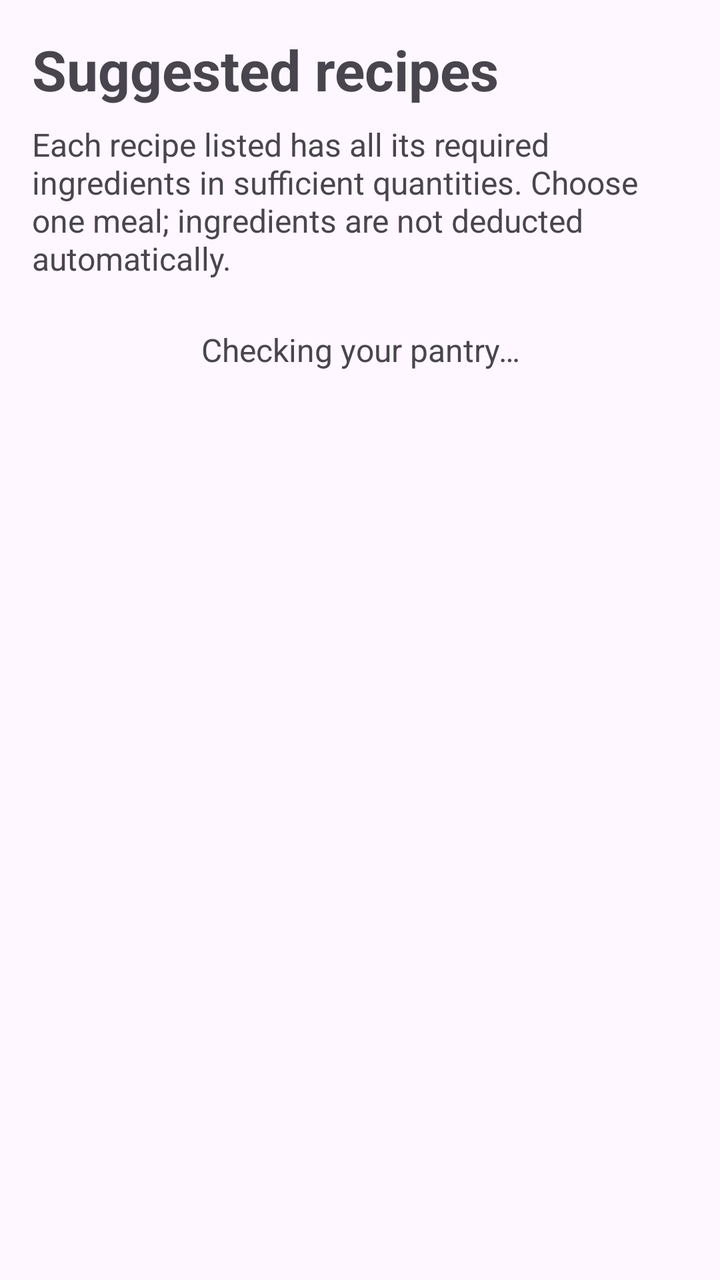
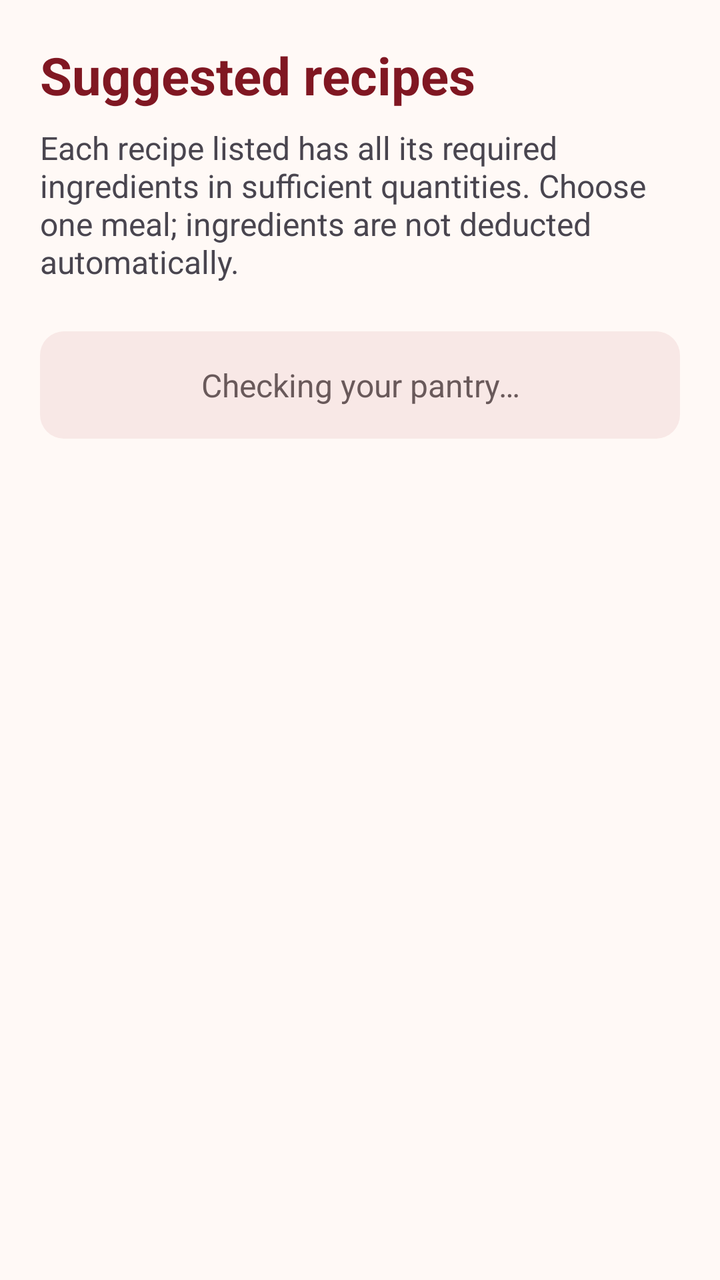

Two renders of the same Android screen: before a commit and after it. Below are the layout's source before the change and the commit's diff.
<!-- AndroidManifest.xml: application theme Theme.SmartPantryManager -->
<!-- res/layout/activity_suggested_recipes.xml -->
<?xml version="1.0" encoding="utf-8"?>
<LinearLayout xmlns:android="http://schemas.android.com/apk/res/android"
    android:id="@+id/main"
    android:layout_width="match_parent"
    android:layout_height="match_parent"
    android:orientation="vertical">

    <LinearLayout
        android:layout_width="match_parent"
        android:layout_height="0dp"
        android:layout_weight="1"
        android:orientation="vertical"
        android:padding="16dp">

        <TextView
            android:layout_width="match_parent"
            android:layout_height="wrap_content"
            android:text="@string/menu_suggested_recipes"
            android:textSize="28sp"
            android:textStyle="bold" />

        <TextView
            android:layout_width="match_parent"
            android:layout_height="wrap_content"
            android:layout_marginTop="8dp"
            android:text="@string/recipe_matching_explanation"
            android:textSize="16sp" />

        <TextView
            android:id="@+id/text_empty_recipes"
            android:layout_width="match_parent"
            android:layout_height="wrap_content"
            android:layout_marginTop="24dp"
            android:gravity="center"
            android:text="@string/recipes_loading"
            android:textSize="16sp" />

        <ListView
            android:id="@+id/list_recipes"
            android:layout_width="match_parent"
            android:layout_height="0dp"
            android:layout_marginTop="16dp"
            android:layout_weight="1" />

    </LinearLayout>

</LinearLayout>
<!-- resources referenced by this layout -->
<resources>
  <string name="menu_suggested_recipes">Suggested recipes</string>
  <string name="recipe_matching_explanation">Each recipe listed has all its required ingredients in sufficient quantities. Choose one meal; ingredients are not deducted automatically.</string>
  <string name="recipes_loading">Checking your pantry…</string>
  <style name="Theme.SmartPantryManager" parent="Base.Theme.SmartPantryManager" />
  <style name="Base.Theme.SmartPantryManager" parent="Theme.Material3.DayNight.NoActionBar">
          
          
      </style>
</resources>

<!-- the commit's change to res/layout/activity_suggested_recipes.xml (unified diff, before → after) -->
@@ -10,13 +10,14 @@
         android:layout_height="0dp"
         android:layout_weight="1"
         android:orientation="vertical"
-        android:padding="16dp">
+        android:padding="20dp">
 
         <TextView
             android:layout_width="match_parent"
             android:layout_height="wrap_content"
             android:text="@string/menu_suggested_recipes"
-            android:textSize="28sp"
+            android:textSize="26sp"
+            android:textColor="@color/pantry_heading"
             android:textStyle="bold" />
 
         <TextView
@@ -28,6 +29,8 @@
 
         <TextView
             android:id="@+id/text_empty_recipes"
+            android:background="@drawable/pantry_note"
+            android:textColor="@color/pantry_muted"
             android:layout_width="match_parent"
             android:layout_height="wrap_content"
             android:layout_marginTop="24dp"
@@ -36,6 +39,8 @@
             android:textSize="16sp" />
 
         <ListView
+            android:divider="@color/pantry_line"
+            android:dividerHeight="1dp"
             android:id="@+id/list_recipes"
             android:layout_width="match_parent"
             android:layout_height="0dp"
<!-- resource entries referenced after the edit -->
@@ -1,12 +1,46 @@
 <!-- resources referenced by this layout -->
 <resources>
+  <color name="pantry_heading">#801722</color>
+  <color name="pantry_line">#E8D4D3</color>
+  <color name="pantry_muted">#69595A</color>
+  <!-- drawable pantry_note (drawable) -->
+  <shape xmlns:android="http://schemas.android.com/apk/res/android" android:shape="rectangle">
+      <solid android:color="@color/pantry_soft" />
+      <corners android:radius="12dp" />
+      <padding android:left="16dp" android:top="16dp" android:right="16dp" android:bottom="16dp" />
+  </shape>
   <string name="menu_suggested_recipes">Suggested recipes</string>
   <string name="recipe_matching_explanation">Each recipe listed has all its required ingredients in sufficient quantities. Choose one meal; ingredients are not deducted automatically.</string>
   <string name="recipes_loading">Checking your pantry…</string>
   <style name="Theme.SmartPantryManager" parent="Base.Theme.SmartPantryManager" />
+  <color name="pantry_soft">#F8E8E6</color>
   <style name="Base.Theme.SmartPantryManager" parent="Theme.Material3.DayNight.NoActionBar">
-          
-          
+          <item name="colorPrimary">@color/pantry_red</item>
+          <item name="colorOnPrimary">@color/pantry_on_red</item>
+          <item name="colorPrimaryContainer">@color/pantry_soft</item>
+          <item name="colorOnPrimaryContainer">@color/pantry_text</item>
+          <item name="colorSecondary">@color/pantry_red</item>
+          <item name="colorOnSecondary">@color/pantry_on_red</item>
+          <item name="colorSurface">@color/pantry_surface</item>
+          <item name="colorOnSurface">@color/pantry_text</item>
+          <item name="colorOnSurfaceVariant">@color/pantry_muted</item>
+          <item name="colorOutline">@color/pantry_line</item>
+          <item name="android:colorBackground">@color/pantry_background</item>
+          <item name="android:windowBackground">@color/pantry_background</item>
+          <item name="android:textColorPrimary">@color/pantry_text</item>
+          <item name="android:textColorSecondary">@color/pantry_muted</item>
+          <item name="colorControlActivated">@color/pantry_red</item>
+          <item name="materialButtonStyle">@style/Widget.SmartPantry.Button</item>
+      </style>
+  <color name="pantry_red">#8C1823</color>
+  <color name="pantry_on_red">#FFFFFF</color>
+  <color name="pantry_text">#302526</color>
+  <color name="pantry_surface">#FFFFFF</color>
+  <color name="pantry_background">#FFF9F6</color>
+  <style name="Widget.SmartPantry.Button" parent="Widget.Material3.Button">
+          <item name="cornerRadius">12dp</item>
+          <item name="android:minHeight">52dp</item>
+          <item name="android:textSize">16sp</item>
       </style>
 </resources>
 
